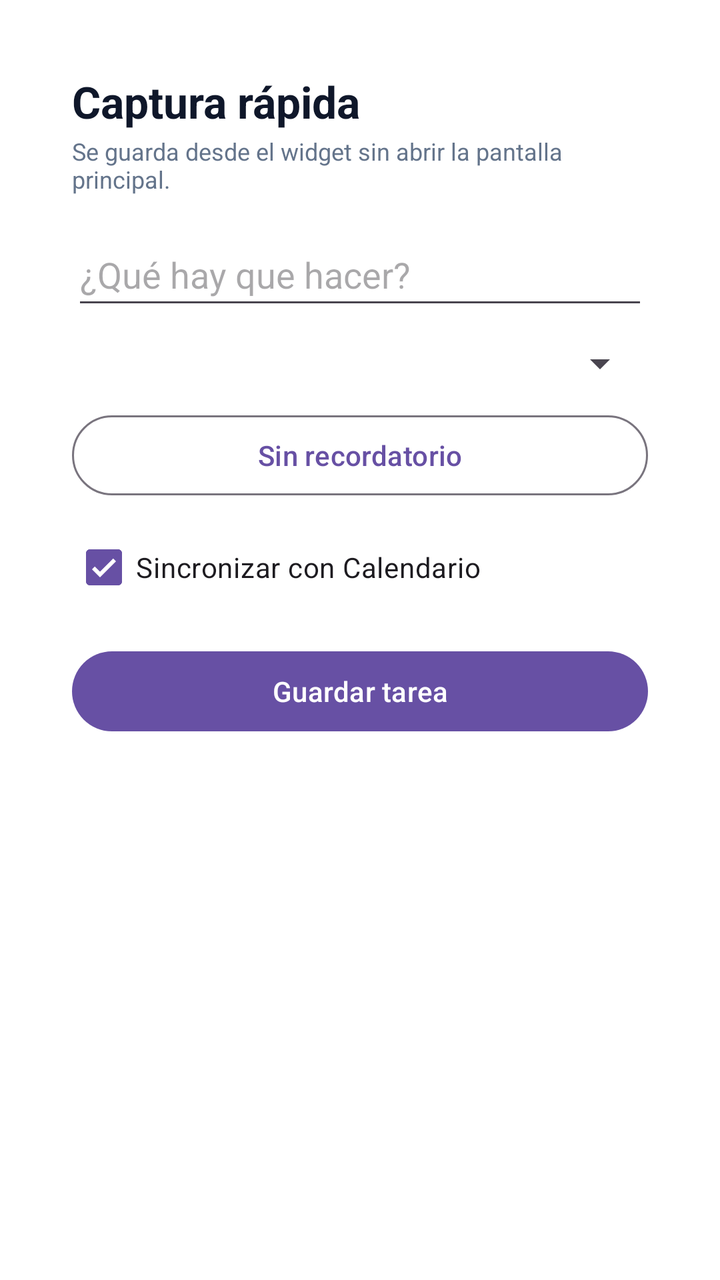
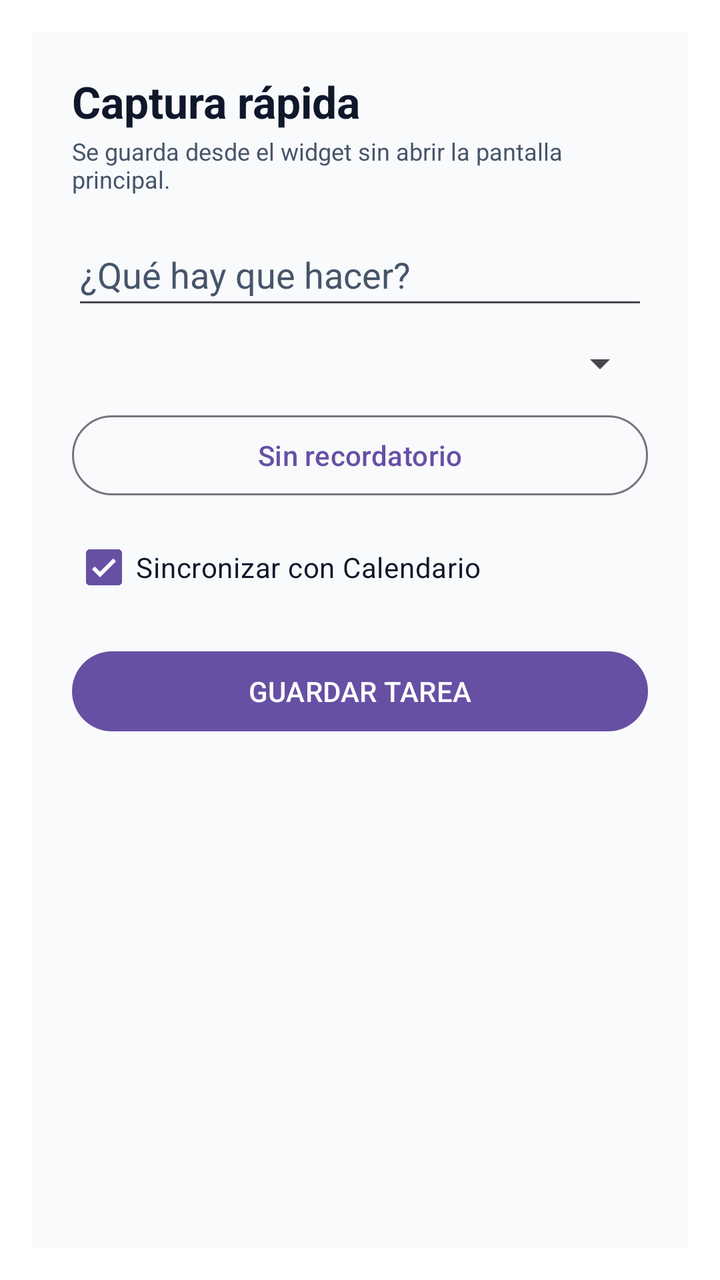

Compare the two renders of this Android layout. The source of the first and the diff that turns it into the second are given below.
<!-- AndroidManifest.xml: activity theme QuickAddTheme -->
<!-- res/layout/activity_quick_add.xml -->
<?xml version="1.0" encoding="utf-8"?>
<LinearLayout xmlns:android="http://schemas.android.com/apk/res/android"
    android:layout_width="match_parent"
    android:layout_height="wrap_content"
    android:background="#FFFFFF"
    android:orientation="vertical"
    android:padding="20dp">

    <TextView
        android:id="@+id/quickTitle"
        android:layout_width="match_parent"
        android:layout_height="wrap_content"
        android:text="@string/quick_title"
        android:textColor="#0F172A"
        android:textSize="22sp"
        android:textStyle="bold" />

    <TextView
        android:layout_width="match_parent"
        android:layout_height="wrap_content"
        android:layout_marginTop="2dp"
        android:text="@string/quick_subtitle"
        android:textColor="#64748B"
        android:textSize="12sp" />

    <EditText
        android:id="@+id/quickInput"
        android:layout_width="match_parent"
        android:layout_height="wrap_content"
        android:layout_marginTop="14dp"
        android:hint="@string/quick_hint"
        android:inputType="textCapSentences|textMultiLine"
        android:maxLines="3"
        android:minHeight="48dp" />

    <Spinner
        android:id="@+id/quickQuadrant"
        android:layout_width="match_parent"
        android:layout_height="wrap_content"
        android:layout_marginTop="10dp" />

    
    <com.google.android.material.button.MaterialButton
        android:id="@+id/quickDateBtn"
        style="@style/Widget.Material3.Button.OutlinedButton"
        android:layout_width="match_parent"
        android:layout_height="wrap_content"
        android:layout_marginTop="10dp"
        android:text="Sin recordatorio" />

    <CheckBox
        android:id="@+id/quickCalendarCheck"
        android:layout_width="match_parent"
        android:layout_height="wrap_content"
        android:layout_marginTop="8dp"
        android:checked="true"
        android:text="@string/calendar_sync" />

    <Button
        android:id="@+id/quickSave"
        android:layout_width="match_parent"
        android:layout_height="wrap_content"
        android:layout_marginTop="14dp"
        android:text="@string/save_task" />
</LinearLayout>
<!-- resources referenced by this layout -->
<resources>
  <string name="calendar_sync">Sincronizar con Calendario</string>
  <string name="quick_hint">¿Qué hay que hacer?</string>
  <string name="quick_subtitle">Se guarda desde el widget sin abrir la pantalla principal.</string>
  <string name="quick_title">Captura rápida</string>
  <string name="save_task">Guardar tarea</string>
  <style name="QuickAddTheme" parent="Theme.Material3.DayNight.Dialog.Alert">
          <item name="android:windowIsTranslucent">true</item>
          <item name="android:windowCloseOnTouchOutside">true</item>
      </style>
</resources>

<!-- the commit's change to res/layout/activity_quick_add.xml (unified diff, before → after) -->
@@ -2,7 +2,7 @@
 <LinearLayout xmlns:android="http://schemas.android.com/apk/res/android"
     android:layout_width="match_parent"
     android:layout_height="wrap_content"
-    android:background="#FFFFFF"
+    android:background="@color/app_background"
     android:orientation="vertical"
     android:padding="20dp">
 
@@ -10,8 +10,8 @@
         android:id="@+id/quickTitle"
         android:layout_width="match_parent"
         android:layout_height="wrap_content"
-        android:text="@string/quick_title"
-        android:textColor="#0F172A"
+        android:text="Captura rápida"
+        android:textColor="@color/text_primary"
         android:textSize="22sp"
         android:textStyle="bold" />
 
@@ -19,8 +19,8 @@
         android:layout_width="match_parent"
         android:layout_height="wrap_content"
         android:layout_marginTop="2dp"
-        android:text="@string/quick_subtitle"
-        android:textColor="#64748B"
+        android:text="Se guarda desde el widget sin abrir la pantalla principal."
+        android:textColor="@color/text_secondary"
         android:textSize="12sp" />
 
     <EditText
@@ -28,7 +28,9 @@
         android:layout_width="match_parent"
         android:layout_height="wrap_content"
         android:layout_marginTop="14dp"
-        android:hint="@string/quick_hint"
+        android:hint="¿Qué hay que hacer?"
+        android:textColorHint="@color/text_secondary"
+        android:textColor="@color/text_primary"
         android:inputType="textCapSentences|textMultiLine"
         android:maxLines="3"
         android:minHeight="48dp" />
@@ -39,7 +41,6 @@
         android:layout_height="wrap_content"
         android:layout_marginTop="10dp" />
 
-    
     <com.google.android.material.button.MaterialButton
         android:id="@+id/quickDateBtn"
         style="@style/Widget.Material3.Button.OutlinedButton"
@@ -54,12 +55,13 @@
         android:layout_height="wrap_content"
         android:layout_marginTop="8dp"
         android:checked="true"
-        android:text="@string/calendar_sync" />
+        android:textColor="@color/text_primary"
+        android:text="Sincronizar con Calendario" />
 
     <Button
         android:id="@+id/quickSave"
         android:layout_width="match_parent"
         android:layout_height="wrap_content"
         android:layout_marginTop="14dp"
-        android:text="@string/save_task" />
+        android:text="GUARDAR TAREA" />
 </LinearLayout>
<!-- resource entries referenced after the edit -->
@@ -1,10 +1,8 @@
 <!-- resources referenced by this layout -->
 <resources>
-  <string name="calendar_sync">Sincronizar con Calendario</string>
-  <string name="quick_hint">¿Qué hay que hacer?</string>
-  <string name="quick_subtitle">Se guarda desde el widget sin abrir la pantalla principal.</string>
-  <string name="quick_title">Captura rápida</string>
-  <string name="save_task">Guardar tarea</string>
+  <color name="app_background">#F8FAFC</color>
+  <color name="text_primary">#0F172A</color>
+  <color name="text_secondary">#475569</color>
   <style name="QuickAddTheme" parent="Theme.Material3.DayNight.Dialog.Alert">
           <item name="android:windowIsTranslucent">true</item>
           <item name="android:windowCloseOnTouchOutside">true</item>
